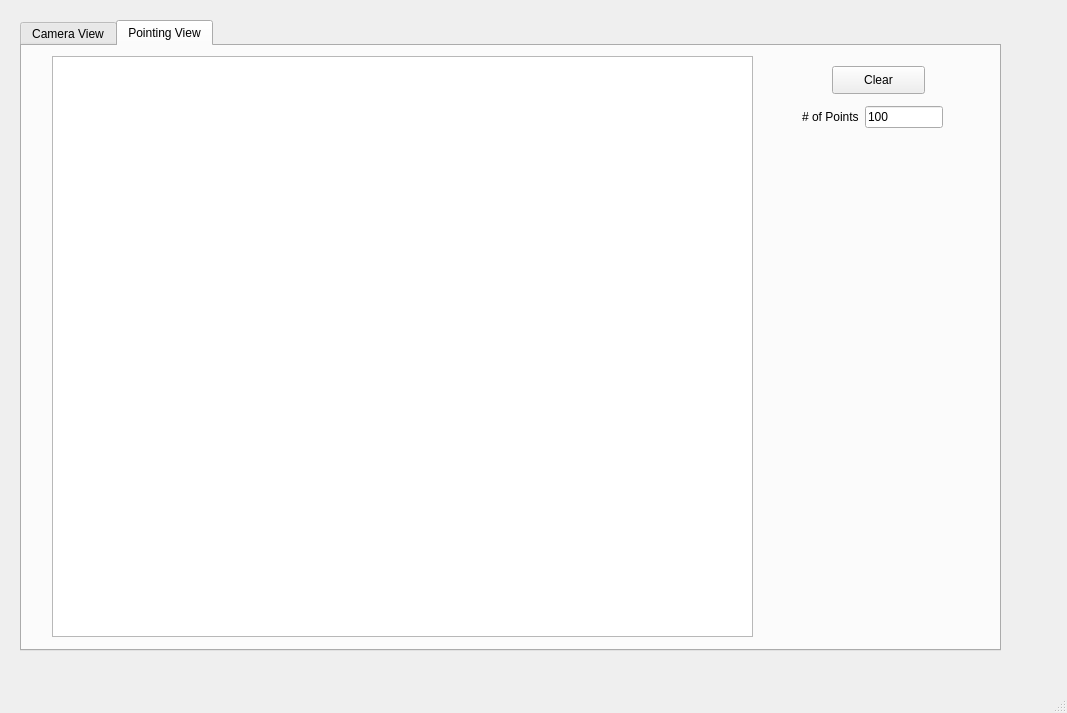
Qt form pointing_stability.ui (aglinn/LaserPointLock) before a commit.
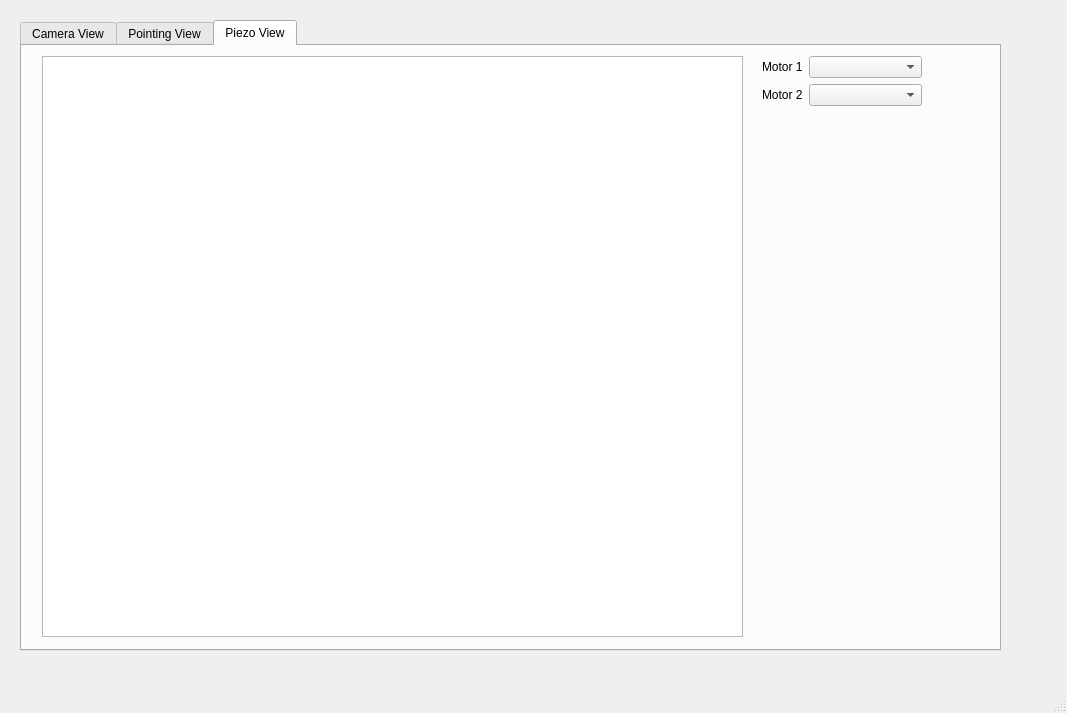
The same form after that commit. Custom widgets are drawn as their Qt base class.

```diff
--- a/pointing_stability.ui
+++ b/pointing_stability.ui
@@ -23,8 +23,17 @@
       <height>631</height>
      </rect>
     </property>
+    <property name="tabPosition">
+     <enum>QTabWidget::North</enum>
+    </property>
+    <property name="tabShape">
+     <enum>QTabWidget::Rounded</enum>
+    </property>
     <property name="currentIndex">
-     <number>1</number>
+     <number>2</number>
+    </property>
+    <property name="elideMode">
+     <enum>Qt::ElideNone</enum>
     </property>
     <widget class="QWidget" name="tab_microView">
      <attribute name="title">
@@ -286,7 +295,7 @@
      <widget class="GraphicsLayoutWidget" name="gv_cam_xy">
       <property name="geometry">
        <rect>
-        <x>30</x>
+        <x>20</x>
         <y>10</y>
         <width>701</width>
         <height>581</height>
@@ -336,6 +345,53 @@
       </layout>
      </widget>
     </widget>
+    <widget class="QWidget" name="tab">
+     <attribute name="title">
+      <string>Piezo View</string>
+     </attribute>
+     <widget class="GraphicsLayoutWidget" name="gv_piezo">
+      <property name="geometry">
+       <rect>
+        <x>20</x>
+        <y>10</y>
+        <width>701</width>
+        <height>581</height>
+       </rect>
+      </property>
+     </widget>
+     <widget class="QWidget" name="formLayoutWidget_4">
+      <property name="geometry">
+       <rect>
+        <x>740</x>
+        <y>10</y>
+        <width>160</width>
+        <height>80</height>
+       </rect>
+      </property>
+      <layout class="QFormLayout" name="formLayout_4">
+       <item row="0" column="0">
+        <widget class="QLabel" name="label_12">
+         <property name="text">
+          <string>Motor 1</string>
+         </property>
+        </widget>
+       </item>
+       <item row="0" column="1">
+        <widget class="QComboBox" name="cb_motors_1"/>
+       </item>
+       <item row="1" column="0">
+        <widget class="QLabel" name="label_13">
+         <property name="text">
+          <string>Motor 2</string>
+         </property>
+        </widget>
+       </item>
+       <item row="1" column="1">
+        <widget class="QComboBox" name="cb_motors_2"/>
+       </item>
+      </layout>
+     </widget>
+    </widget>
    </widget>
   </widget>
   <widget class="QMenuBar" name="menubar">
```
Left out of the diff: 22 changed lines with no effect on the pictures.
